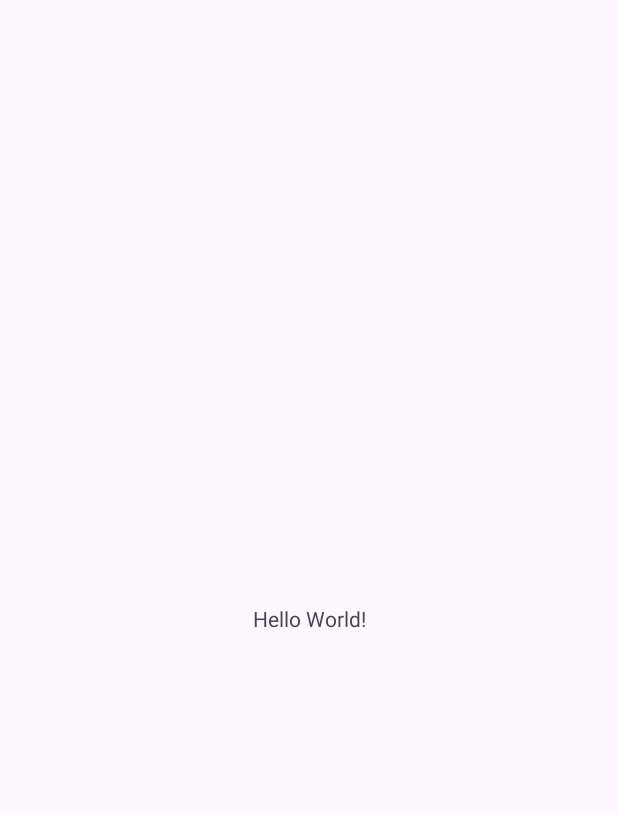
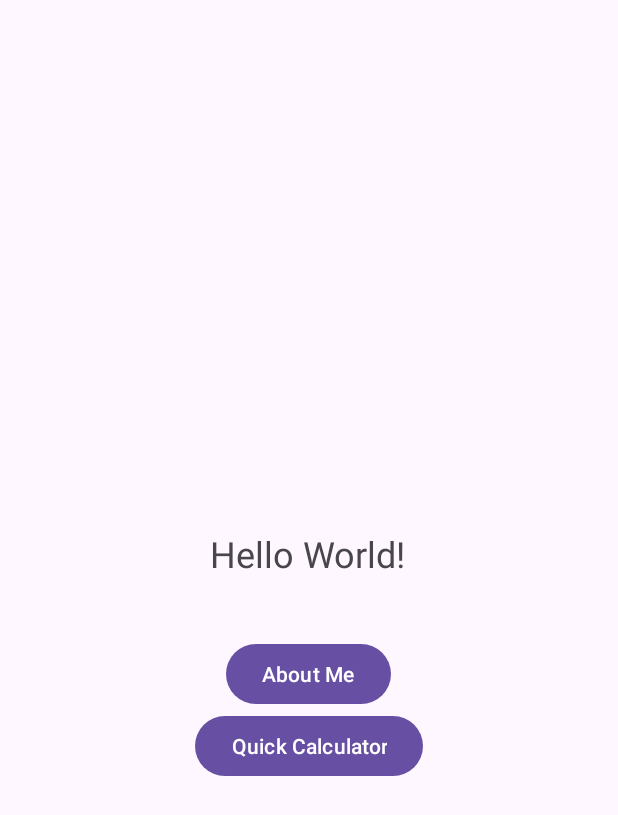
Before and after one commit to CS5520-Fall-2024-Shivakumar/cs5520fall2024shivakumar-bruce722, an Android app: the screen it shows after launch (MainActivity), on a phone screen of 412 x 824 dp. Before the commit the part shown is almost empty. Shown: the top 815 px of the screen. Run offline under Robolectric (Android 15) with nearby library versions, the phone set to English and light mode, and no system bars.

Commit message:
assignment 3, adding calculator button and function

```diff
--- a/Assignment/app/src/main/AndroidManifest.xml
+++ b/Assignment/app/src/main/AndroidManifest.xml
@@ -13,6 +13,9 @@
         android:theme="@style/Theme.NUMAD24Fa_ChuanzhaoHuang"
         tools:targetApi="31">
         <activity
+            android:name=".CalculatorActivity"
+            android:exported="false" />
+        <activity
             android:name=".MainActivity"
             android:exported="true">
             <intent-filter>
--- a/Assignment/app/src/main/java/com/example/numad24fa_chuanzhaohuang/MainActivity.java
+++ b/Assignment/app/src/main/java/com/example/numad24fa_chuanzhaohuang/MainActivity.java
@@ -1,6 +1,10 @@
 package com.example.numad24fa_chuanzhaohuang;
 
+import android.content.Intent;
 import android.os.Bundle;
+import android.view.View;
+import android.widget.Button;
+import android.widget.Toast;
 
 import androidx.activity.EdgeToEdge;
 import androidx.appcompat.app.AppCompatActivity;
@@ -13,12 +17,44 @@ public class MainActivity extends AppCompatActivity {
     @Override
     protected void onCreate(Bundle savedInstanceState) {
         super.onCreate(savedInstanceState);
+
+        // Enable EdgeToEdge display (hides the system bars for a full immersive experience)
         EdgeToEdge.enable(this);
+
+        // Set the layout for this activity from the activity_main XML file
         setContentView(R.layout.activity_main);
+
+        // Set the window insets to ensure that system bars (like the status bar) don’t overlap the content
         ViewCompat.setOnApplyWindowInsetsListener(findViewById(R.id.main), (v, insets) -> {
             Insets systemBars = insets.getInsets(WindowInsetsCompat.Type.systemBars());
+            // Apply padding to the view to accommodate for system bars
             v.setPadding(systemBars.left, systemBars.top, systemBars.right, systemBars.bottom);
             return insets;
         });
+
+        // Find the "About Me" button by its ID from the layout
+        Button aboutMeButton = findViewById(R.id.about_me_button);
+
+        // Set a click listener for the "About Me" button
+        aboutMeButton.setOnClickListener(new View.OnClickListener() {
+            @Override
+            public void onClick(View view) {
+                // Display a Toast message showing the name and email when clicked
+                Toast.makeText(MainActivity.this, "Chuanzhao Huang\nhuang.chua@northeastern.edu", Toast.LENGTH_LONG).show();
+            }
+        });
+
+        // Find the "Quick Calculator" button by its ID from the layout
+        Button quicCalcButton = findViewById(R.id.btn_quic_calc);
+
+        // Set a click listener for the "Quick Calculator" button to launch the CalculatorActivity
+        quicCalcButton.setOnClickListener(new View.OnClickListener() {
+            @Override
+            public void onClick(View v) {
+                // Create an Intent to navigate to CalculatorActivity
+                Intent intent = new Intent(MainActivity.this, CalculatorActivity.class);
+                startActivity(intent); // Start the CalculatorActivity
+            }
+        });
     }
 }
--- a/Assignment/app/src/main/res/layout/activity_main.xml
+++ b/Assignment/app/src/main/res/layout/activity_main.xml
@@ -1,5 +1,5 @@
-<?xml version="1.0" encoding="utf-8"?>
-<androidx.constraintlayout.widget.ConstraintLayout xmlns:android="http://schemas.android.com/apk/res/android"
+<androidx.constraintlayout.widget.ConstraintLayout
+    xmlns:android="http://schemas.android.com/apk/res/android"
     xmlns:app="http://schemas.android.com/apk/res-auto"
     xmlns:tools="http://schemas.android.com/tools"
     android:id="@+id/main"
@@ -7,13 +7,45 @@
     android:layout_height="match_parent"
     tools:context=".MainActivity">
 
+    <!-- Hello World TextView -->
     <TextView
+        android:id="@+id/helloText"
         android:layout_width="wrap_content"
         android:layout_height="wrap_content"
+        android:layout_marginTop="100dp"
         android:text="Hello World!"
+        android:textSize="24sp"
+        app:layout_constraintBottom_toTopOf="@+id/about_me_button"
+        app:layout_constraintEnd_toEndOf="parent"
+        app:layout_constraintHorizontal_bias="0.498"
+        app:layout_constraintStart_toStartOf="parent"
+        app:layout_constraintTop_toTopOf="parent"
+        app:layout_constraintVertical_bias="0.864" />
+
+    <!-- About Me Button -->
+    <Button
+        android:id="@+id/about_me_button"
+        android:layout_width="wrap_content"
+        android:layout_height="wrap_content"
+        android:layout_marginTop="8dp"
+        android:text="About Me"
         app:layout_constraintBottom_toBottomOf="parent"
         app:layout_constraintEnd_toEndOf="parent"
+        app:layout_constraintHorizontal_bias="0.498"
         app:layout_constraintStart_toStartOf="parent"
-        app:layout_constraintTop_toTopOf="parent" />
+        app:layout_constraintTop_toTopOf="parent"
+        app:layout_constraintVertical_bias="0.543"
+        tools:ignore="HardcodedText" />
+
+    <!-- Quick Calculator Button -->
+    <Button
+        android:id="@+id/btn_quic_calc"
+        android:layout_width="wrap_content"
+        android:layout_height="wrap_content"
+        android:text="Quick Calculator"
+        app:layout_constraintTop_toBottomOf="@id/about_me_button"
+        app:layout_constraintStart_toStartOf="parent"
+        app:layout_constraintEnd_toEndOf="parent"
+        tools:ignore="HardcodedText" />
 
 </androidx.constraintlayout.widget.ConstraintLayout>
--- a/Assignment/gradle/libs.versions.toml
+++ b/Assignment/gradle/libs.versions.toml
@@ -1,5 +1,7 @@
 [versions]
 agp = "8.7.0"
+constraintlayoutVersion = "2.0.4"
+exp4j = "0.4.8"
 junit = "4.13.2"
 junitVersion = "1.1.5"
 espressoCore = "3.5.1"
@@ -9,6 +11,8 @@ activity = "1.8.0"
 constraintlayout = "2.1.4"
 
 [libraries]
+constraintlayout-v204 = { module = "androidx.constraintlayout:constraintlayout", version.ref = "constraintlayoutVersion" }
+exp4j = { module = "net.objecthunter:exp4j", version.ref = "exp4j" }
 junit = { group = "junit", name = "junit", version.ref = "junit" }
 ext-junit = { group = "androidx.test.ext", name = "junit", version.ref = "junitVersion" }
 espresso-core = { group = "androidx.test.espresso", name = "espresso-core", version.ref = "espressoCore" }
--- a/Assignment/settings.gradle
+++ b/Assignment/settings.gradle
@@ -11,6 +11,10 @@ pluginManagement {
         gradlePluginPortal()
     }
 }
+
+plugins {
+    id 'org.gradle.toolchains.foojay-resolver-convention' version '0.8.0'
+}
 dependencyResolutionManagement {
     repositoriesMode.set(RepositoriesMode.FAIL_ON_PROJECT_REPOS)
     repositories {
```
Also changed, not shown: Assignment/app/build.gradle (+8 -0 lines), Assignment/app/src/main/java/com/example/numad24fa_chuanzhaohuang/CalculatorActivity.java (added, +107 -0 lines), Assignment/app/src/main/res/layout/activity_calc.xml (added, +172 -0 lines).
